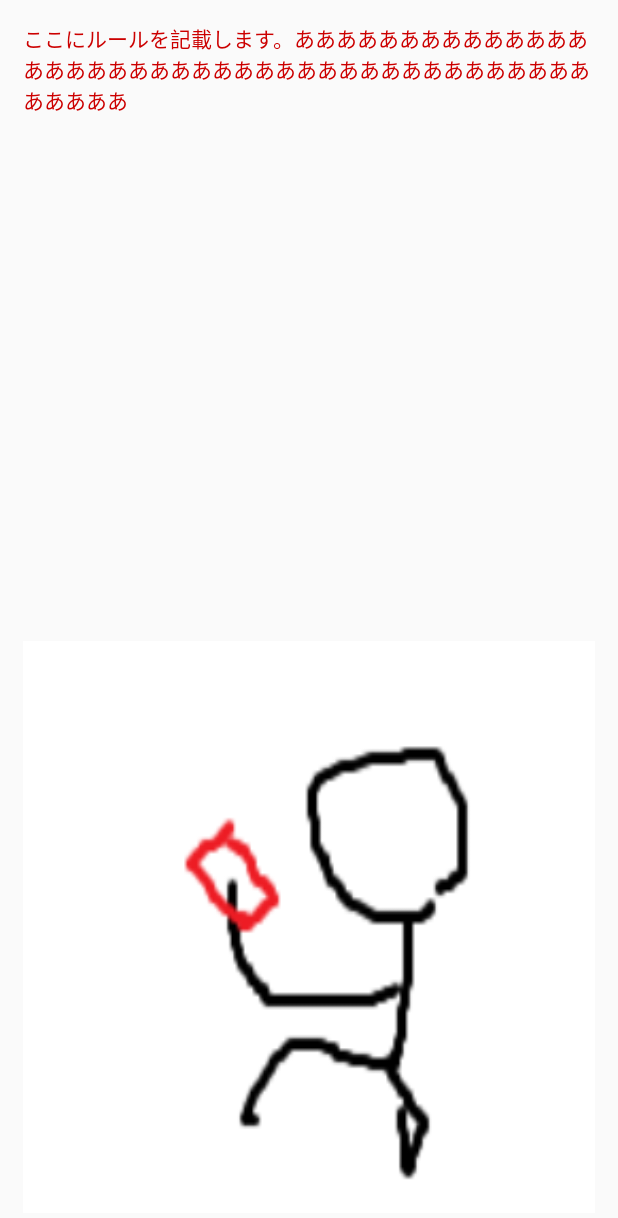
After one commit to oplPRP/KMNM, an Android app: the layout popup_layout.xml on its own in the app's theme, with its tools: preview values and no code run, on a phone screen of 412 x 824 dp. The commit adds this screen. Shown: the top 1218 px of the screen. Run offline under Robolectric (Android 15) with nearby library versions, the phone set to English and light mode, and no system bars.

Commit message:
ホーム画面でのルール説明ポップアップウインドウ追加

```diff
--- /dev/null
+++ b/KMNM/app/src/main/res/layout/popup_layout.xml
@@ -0,0 +1,22 @@
+<?xml version="1.0" encoding="utf-8"?>
+<LinearLayout xmlns:android="http://schemas.android.com/apk/res/android"
+    android:layout_width="match_parent"
+    android:layout_height="match_parent"
+    android:orientation="vertical">
+    <TextView
+        android:layout_width="match_parent"
+        android:layout_height="match_parent"
+        android:text="ここにルールを記載します。ああああああああああああああああああああああああああああああああああああああああああああああ"
+        android:textColor="@android:color/holo_red_dark"
+        android:layout_weight="1"
+        android:layout_margin="15dp"/>
+    <ImageView
+        android:layout_width="match_parent"
+        android:layout_height="match_parent"
+        android:id="@+id/title"
+        android:src="@drawable/popup_gamepolicy"
+        android:adjustViewBounds="true"
+        android:scaleType="fitXY"
+        android:layout_weight="1"
+        android:layout_margin="15dp"/>
+</LinearLayout>
--- a/KMNM/app/src/main/res/values/colors.xml
+++ b/KMNM/app/src/main/res/values/colors.xml
@@ -3,4 +3,5 @@
     <color name="colorPrimary">#3F51B5</color>
     <color name="colorPrimaryDark">#303F9F</color>
     <color name="colorAccent">#FF4081</color>
+    <color name="alpha">#42000000</color>
 </resources>
```
Also changed, not shown: KMNM/app/src/main/java/com/example/prp/kmnm/MainActivity.java (+61 -1 lines), KMNM/app/src/main/res/drawable/popupbackground.xml (added, +14 -0 lines), KMNM/app/src/main/res/drawable/popup_gamepolicy.png (added).
